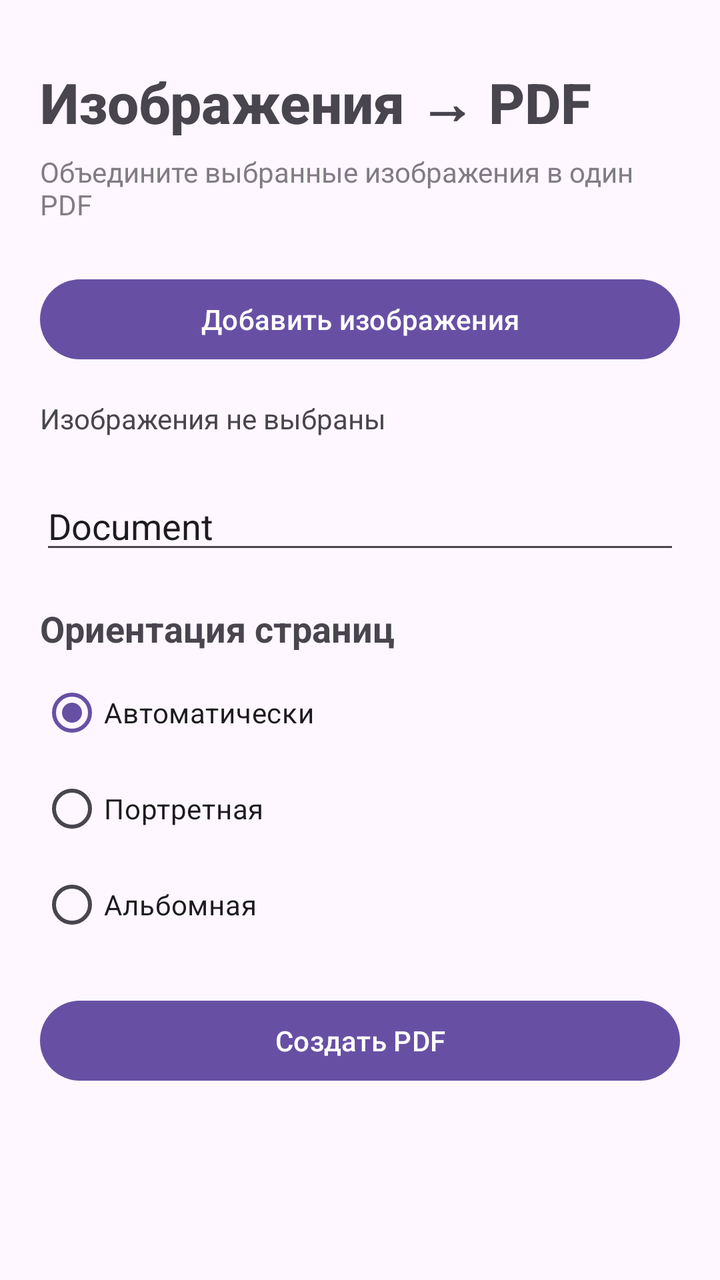
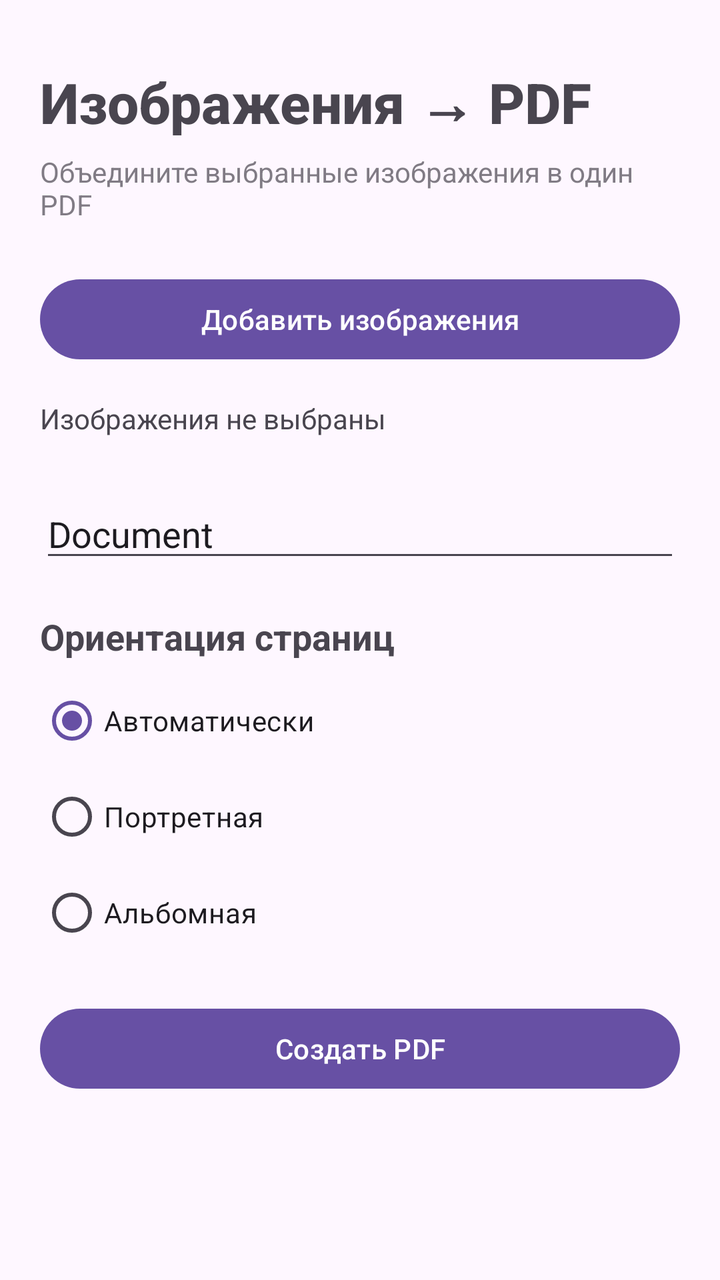

The first picture is an Android layout as it rendered before a commit; the second is the same layout after the commit. The layout source and the unified diff follow.
<!-- AndroidManifest.xml: application theme Theme.ConvectorFiles -->
<!-- res/layout/activity_image_to_pdf.xml -->
<?xml version="1.0" encoding="utf-8"?>
<androidx.core.widget.NestedScrollView
    xmlns:android="http://schemas.android.com/apk/res/android"
    android:layout_width="match_parent"
    android:layout_height="match_parent"
    android:fillViewport="true">

    <LinearLayout
        android:layout_width="match_parent"
        android:layout_height="wrap_content"
        android:orientation="vertical"
        android:paddingStart="20dp"
        android:paddingTop="32dp"
        android:paddingEnd="20dp"
        android:paddingBottom="32dp">

        <TextView
            android:layout_width="wrap_content"
            android:layout_height="wrap_content"
            android:text="Изображения → PDF"
            android:textSize="28sp"
            android:textStyle="bold"
            android:fontFamily="sans-serif-medium" />

        <TextView
            android:layout_width="wrap_content"
            android:layout_height="wrap_content"
            android:layout_marginTop="6dp"
            android:text="Объедините выбранные изображения в один PDF"
            android:textSize="14sp"
            android:alpha="0.7" />

        <Button
            android:id="@+id/selectImagesButton"
            android:layout_width="match_parent"
            android:layout_height="wrap_content"
            android:layout_marginTop="24dp"
            android:text="Добавить изображения" />

        <TextView
            android:id="@+id/selectedImagesText"
            android:layout_width="wrap_content"
            android:layout_height="wrap_content"
            android:layout_marginTop="16dp"
            android:layout_marginBottom="6dp"
            android:text="Изображения не выбраны"
            android:textSize="14sp" />

        <androidx.recyclerview.widget.RecyclerView
            android:id="@+id/imagesRecyclerView"
            android:layout_width="match_parent"
            android:layout_height="wrap_content"
            android:nestedScrollingEnabled="false" />

        <EditText
            android:id="@+id/pdfNameEditText"
            android:layout_width="match_parent"
            android:layout_height="wrap_content"
            android:layout_marginTop="16dp"
            android:hint="Имя PDF"
            android:imeOptions="actionDone"
            android:inputType="text"
            android:maxLines="1"
            android:text="Document" />

        <TextView
            android:layout_width="wrap_content"
            android:layout_height="wrap_content"
            android:layout_marginTop="20dp"
            android:text="Ориентация страниц"
            android:textSize="18sp"
            android:textStyle="bold" />

        <RadioGroup
            android:id="@+id/orientationRadioGroup"
            android:layout_width="match_parent"
            android:layout_height="wrap_content"
            android:layout_marginTop="6dp"
            android:orientation="vertical">

            <RadioButton
                android:id="@+id/orientationAuto"
                android:layout_width="wrap_content"
                android:layout_height="wrap_content"
                android:checked="true"
                android:text="Автоматически" />

            <RadioButton
                android:id="@+id/orientationPortrait"
                android:layout_width="wrap_content"
                android:layout_height="wrap_content"
                android:text="Портретная" />

            <RadioButton
                android:id="@+id/orientationLandscape"
                android:layout_width="wrap_content"
                android:layout_height="wrap_content"
                android:text="Альбомная" />

        </RadioGroup>

        <Button
            android:id="@+id/createPdfButton"
            android:layout_width="match_parent"
            android:layout_height="wrap_content"
            android:layout_marginTop="20dp"
            android:text="Создать PDF" />

    </LinearLayout>

</androidx.core.widget.NestedScrollView>
<!-- resources referenced by this layout -->
<resources>
  <style name="Theme.ConvectorFiles" parent="Base.Theme.ConvectorFiles" />
  <style name="Base.Theme.ConvectorFiles" parent="Theme.Material3.DayNight.NoActionBar">
          
          
      </style>
</resources>

<!-- the commit's change to res/layout/activity_image_to_pdf.xml (unified diff, before → after) -->
@@ -17,18 +17,18 @@
         <TextView
             android:layout_width="wrap_content"
             android:layout_height="wrap_content"
+            android:fontFamily="sans-serif-medium"
             android:text="Изображения → PDF"
             android:textSize="28sp"
-            android:textStyle="bold"
-            android:fontFamily="sans-serif-medium" />
+            android:textStyle="bold" />
 
         <TextView
             android:layout_width="wrap_content"
             android:layout_height="wrap_content"
             android:layout_marginTop="6dp"
+            android:alpha="0.7"
             android:text="Объедините выбранные изображения в один PDF"
-            android:textSize="14sp"
-            android:alpha="0.7" />
+            android:textSize="14sp" />
 
         <Button
             android:id="@+id/selectImagesButton"
@@ -50,7 +50,8 @@
             android:id="@+id/imagesRecyclerView"
             android:layout_width="match_parent"
             android:layout_height="wrap_content"
-            android:nestedScrollingEnabled="false" />
+            android:layout_marginTop="4dp"
+            android:nestedScrollingEnabled="true" />
 
         <EditText
             android:id="@+id/pdfNameEditText"
@@ -106,6 +107,33 @@
             android:layout_marginTop="20dp"
             android:text="Создать PDF" />
 
+        <LinearLayout
+            android:id="@+id/progressContainer"
+            android:layout_width="match_parent"
+            android:layout_height="wrap_content"
+            android:layout_marginTop="16dp"
+            android:orientation="vertical"
+            android:visibility="gone">
+
+            <TextView
+                android:id="@+id/progressText"
+                android:layout_width="wrap_content"
+                android:layout_height="wrap_content"
+                android:text="Создание PDF: 0 / 0"
+                android:textSize="14sp" />
+
+            <ProgressBar
+                android:id="@+id/pdfProgressBar"
+                style="?android:attr/progressBarStyleHorizontal"
+                android:layout_width="match_parent"
+                android:layout_height="wrap_content"
+                android:layout_marginTop="8dp"
+                android:indeterminate="false"
+                android:max="100"
+                android:progress="0" />
+
+        </LinearLayout>
+
     </LinearLayout>
 
 </androidx.core.widget.NestedScrollView>
